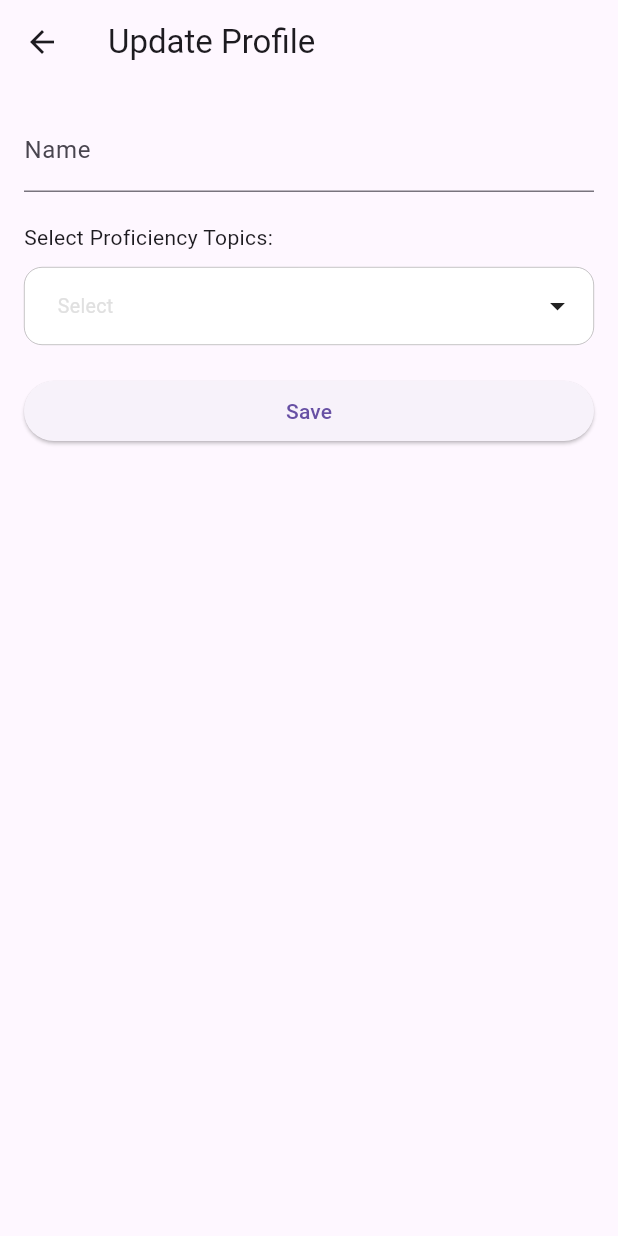
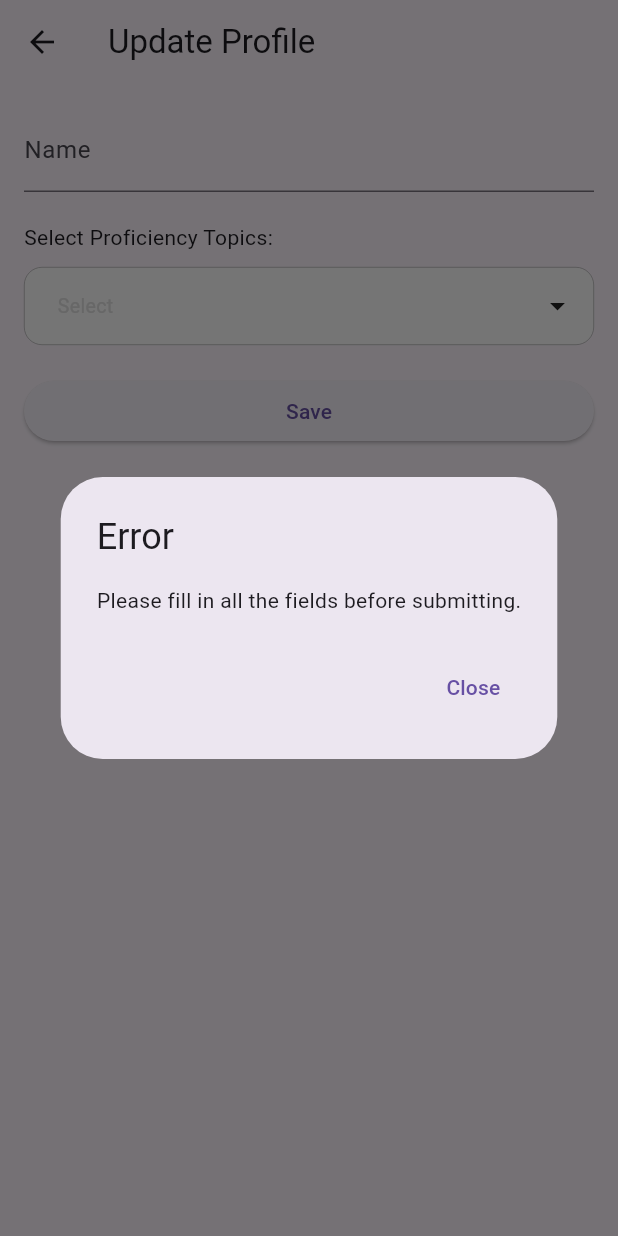
Before and after one commit to Strategists-SWS/OPRS, a Flutter app: the Update screen opened directly, after a tap on "Save", on a phone screen of 412 x 824 dp. Run offline on Flutter 3.47's test engine with Material 3 defaults, Android fonts, the phone set to English and light mode, and no system bars; drawn by our look-alikes of multi_dropdown; our stand-ins replace cloud_firestore, file_picker, firebase_auth, firebase_core, firebase_storage, flutter_login; missing offline and left inert: firebase_ui_auth; accounts and stored records are empty; statements that could not run were skipped.

Commit message:
working on userprofile

```diff
--- a/oprs/lib/userprofile.dart
+++ b/oprs/lib/userprofile.dart
@@ -1,9 +1,11 @@
+import 'package:firebase_core/firebase_core.dart';
 import 'package:flutter/material.dart';
 import 'package:multi_dropdown/multiselect_dropdown.dart';
-
+import 'package:cloud_firestore/cloud_firestore.dart';
+import 'package:firebase_auth/firebase_auth.dart';
 
 class Update extends StatefulWidget {
-  const Update({Key? key}) : super(key: key);
+  const Update({super.key});
 
   @override
   _UpdateState createState() => _UpdateState();
@@ -13,47 +15,97 @@ class _UpdateState extends State<Update> {
   String _name = '';
   List<String> _selectedTopics = [];
 
+  void _updateProfile(String name, List<String> topics) async {
+    // Save the profile to Firestore
+    //create a user collection in firestore and save the user details including name and topics
+    //check if the user id is not null then assign the user id to the uid variable
+    String uid = FirebaseAuth.instance.currentUser!.uid;
+    //check if user is already stored in users or not and if not then add the user to the users collection
+    //else update the user details
+    await FirebaseFirestore.instance.collection('users').doc(uid).set({
+      'name': name,
+      'topics': topics,
+    }, SetOptions(merge: true));
+    //output updated profile details using snackbar
+
+    showDialog(
+      context: context,
+      builder: (BuildContext context) {
+        return AlertDialog(
+          title: const Text("Success"),
+          content: const Text("The paper has been submitted successfully."),
+          actions: [
+            TextButton(
+              onPressed: () {
+                Navigator.pop(context); // Close the dialog
+              },
+              child: const Text("Close"),
+            ),
+          ],
+        );
+      },
+    );
+  }
+
   @override
   Widget build(BuildContext context) {
     return Scaffold(
       appBar: AppBar(
-        title: Text('Update Profile'),
+        title: const Text('Update Profile'),
       ),
       body: Padding(
-        padding: EdgeInsets.all(16.0),
+        padding: const EdgeInsets.all(16.0),
         child: Column(
           crossAxisAlignment: CrossAxisAlignment.stretch,
           children: [
             TextField(
-              decoration: InputDecoration(labelText: 'Name'),
+              decoration: const InputDecoration(labelText: 'Name'),
               onChanged: (value) {
                 setState(() {
                   _name = value;
                 });
               },
             ),
-            SizedBox(height: 20),
-            Text('Select Proficiency Topics:'),
-            SizedBox(height: 10),
+            const SizedBox(height: 20),
+            const Text('Select Proficiency Topics:'),
+            const SizedBox(height: 10),
             MultiSelectDropDown(
-             // showClearIcon: true,
+              // showClearIcon: true,
               //controller: _controller,
               onOptionSelected: (options) {
                 debugPrint(options.toString());
               },
               options: const <ValueItem>[
                 ValueItem(label: 'Algorithms', value: '1'),
-                ValueItem(label: 'Artificial Intelligence and Machine Learning', value: '2'),
-                ValueItem(label: 'Bioinformatics and Computational Biology', value: '3'),
-                ValueItem(label: 'Blockchain Technology and Cryptocurrencies', value: '4'),
-                ValueItem(label: 'Cloud Computing and Distributed Systems', value: '5'),
-                ValueItem(label: 'Computer Vision and Image Processing', value: '6'),
-                ValueItem(label: 'Cybersecurity and Network Security', value: '7'),
-                ValueItem(label: 'Data Science and Big Data Analytics', value: '8'),
-                ValueItem(label: 'Internet of Things (IoT) and Edge Computing', value: '9'),
-                ValueItem(label: 'Natural Language Processing and Text Mining', value: '10'),
-                ValueItem(label: 'OQuantum Computing and Quantum Information Science', value: '11'),
-                ValueItem(label: 'Robotics and Autonomous Systems', value: '12'),
+                ValueItem(
+                    label: 'Artificial Intelligence and Machine Learning',
+                    value: '2'),
+                ValueItem(
+                    label: 'Bioinformatics and Computational Biology',
+                    value: '3'),
+                ValueItem(
+                    label: 'Blockchain Technology and Cryptocurrencies',
+                    value: '4'),
+                ValueItem(
+                    label: 'Cloud Computing and Distributed Systems',
+                    value: '5'),
+                ValueItem(
+                    label: 'Computer Vision and Image Processing', value: '6'),
+                ValueItem(
+                    label: 'Cybersecurity and Network Security', value: '7'),
+                ValueItem(
+                    label: 'Data Science and Big Data Analytics', value: '8'),
+                ValueItem(
+                    label: 'Internet of Things (IoT) and Edge Computing',
+                    value: '9'),
+                ValueItem(
+                    label: 'Natural Language Processing and Text Mining',
+                    value: '10'),
+                ValueItem(
+                    label: 'OQuantum Computing and Quantum Information Science',
+                    value: '11'),
+                ValueItem(
+                    label: 'Robotics and Autonomous Systems', value: '12'),
                 ValueItem(label: 'Software Engineering', value: '12'),
               ],
               maxItems: 200,
@@ -65,14 +117,36 @@ class _UpdateState extends State<Update> {
               optionTextStyle: const TextStyle(fontSize: 16),
               selectedOptionIcon: const Icon(Icons.check_circle),
             ),
-            SizedBox(height: 20),
+            const SizedBox(height: 20),
             ElevatedButton(
               onPressed: () {
                 // Save profile or perform necessary actions
-                print('Name: $_name');
-                print('Selected Topics: $_selectedTopics');
+                //create a user collection in firestore and save the user details including name and topics
+                //check if none of the fields are empty
+                if (_name.isEmpty || _selectedTopics.isEmpty) {
+                  showDialog(
+                    context: context,
+                    builder: (BuildContext context) {
+                      return AlertDialog(
+                        title: const Text("Error"),
+                        content: const Text(
+                            "Please fill in all the fields before submitting."),
+                        actions: [
+                          TextButton(
+                            onPressed: () {
+                              Navigator.pop(context); // Close the dialog
+                            },
+                            child: const Text("Close"),
+                          ),
+                        ],
+                      );
+                    },
+                  );
+                  return;
+                }
+                _updateProfile(_name, _selectedTopics);
               },
-              child: Text('Save'),
+              child: const Text('Save'),
             ),
           ],
         ),
```
Also changed, not shown: oprs/lib/admin_assignment.dart (added).
